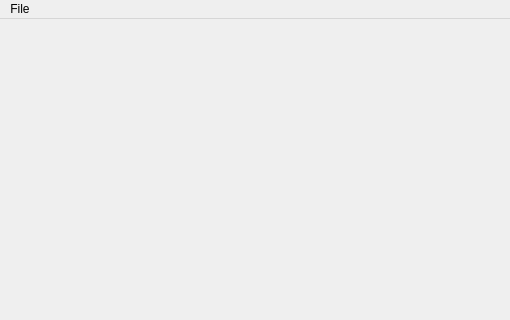
androomerrill/swcnts4squints, file swcnts4squints/swcnts4squints2.ui: the form before one commit; both pictures show x 0 to 510 and y 0 to 320 of the 816 by 537 pixel window.
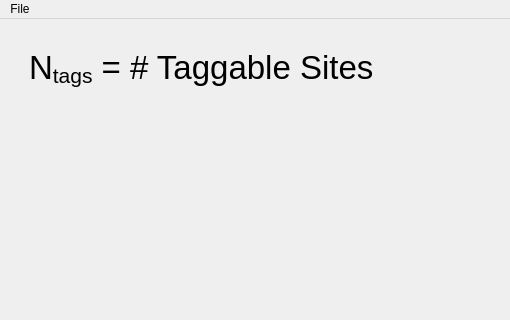
The form after the commit. The open tabs and pages were chosen to show the change.

Diff of the .ui file:
```diff
--- a/swcnts4squints/swcnts4squints2.ui
+++ b/swcnts4squints/swcnts4squints2.ui
@@ -1343,7 +1343,41 @@
         </item>
        </layout>
       </widget>
-      <widget class="QWidget" name="page_3"/>
+      <widget class="QWidget" name="page_3">
+       <widget class="QLabel" name="label_15">
+        <property name="geometry">
+         <rect>
+          <x>20</x>
+          <y>20</y>
+          <width>350</width>
+          <height>40</height>
+         </rect>
+        </property>
+        <property name="minimumSize">
+         <size>
+          <width>0</width>
+          <height>40</height>
+         </size>
+        </property>
+        <property name="maximumSize">
+         <size>
+          <width>350</width>
+          <height>40</height>
+         </size>
+        </property>
+        <property name="font">
+         <font>
+          <pointsize>25</pointsize>
+         </font>
+        </property>
+        <property name="text">
+         <string>&lt;html&gt;&lt;head/&gt;&lt;body&gt;&lt;p&gt;N&lt;span style=&quot; vertical-align:sub;&quot;&gt;tags&lt;/span&gt; = # Taggable Sites&lt;/p&gt;&lt;/body&gt;&lt;/html&gt;</string>
+        </property>
+        <property name="alignment">
+         <set>Qt::AlignLeading|Qt::AlignLeft|Qt::AlignVCenter</set>
+        </property>
+       </widget>
+      </widget>
      </widget>
     </item>
    </layout>
```
Left out of the diff: 2 changed lines with no effect on the pictures.
